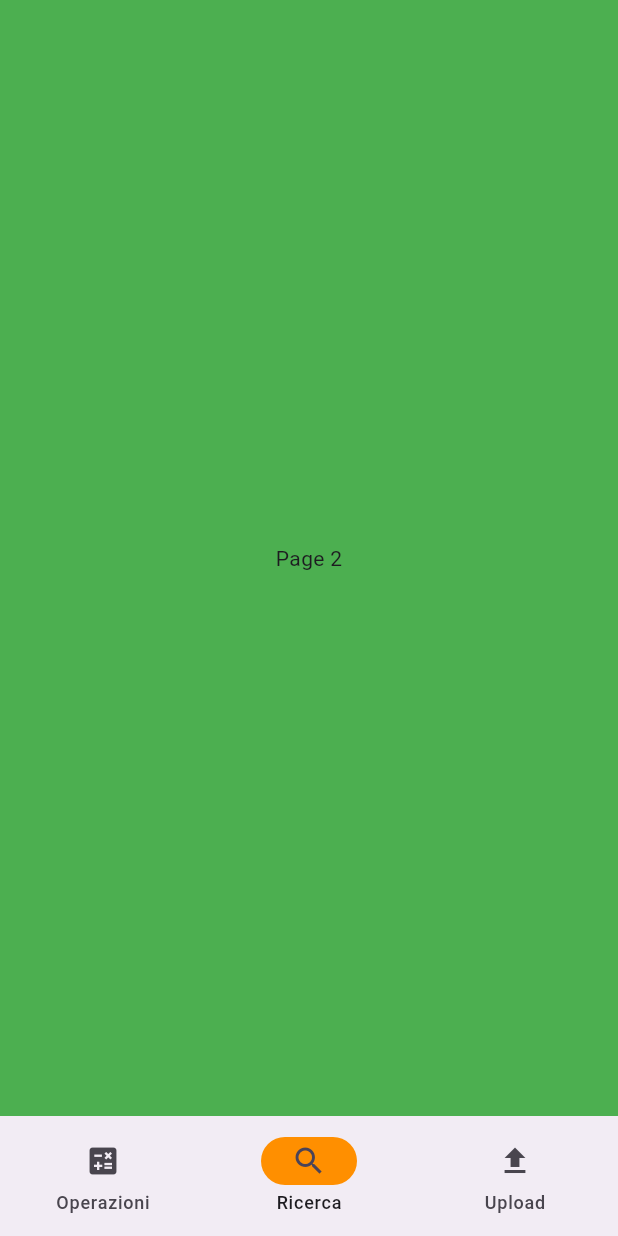
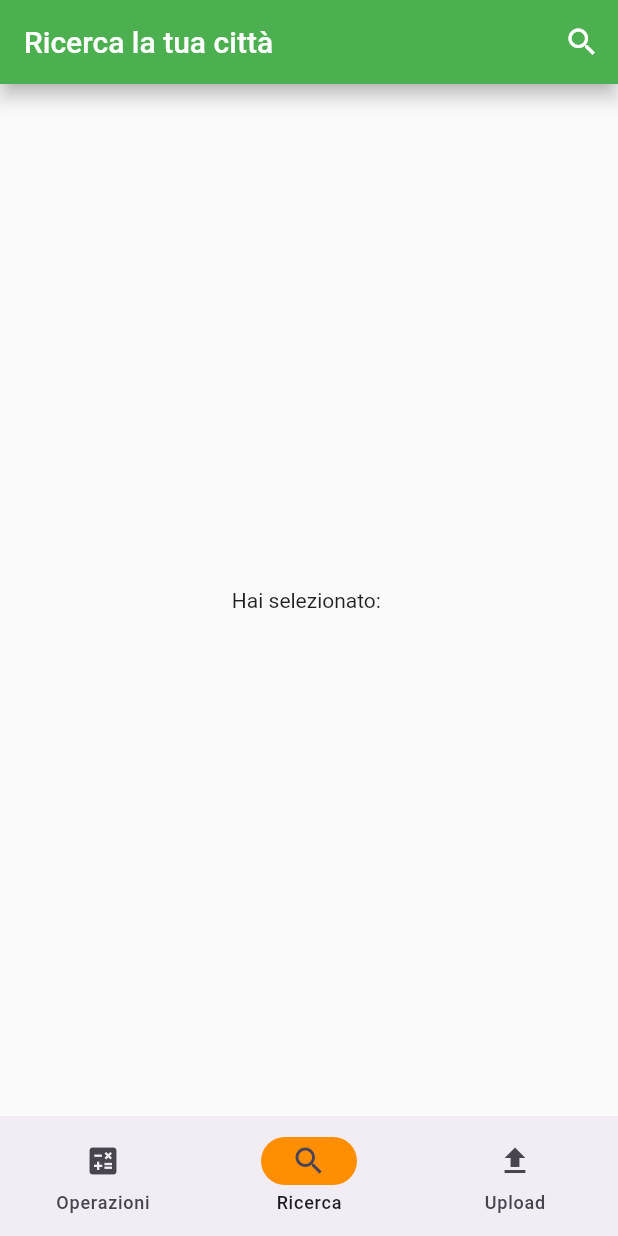
Before and after one commit to giacomo9801/Flutter_MultiFunction, a Flutter app: the screen it shows after launch, item 2 of the bottom bar chosen, on a phone screen of 412 x 824 dp. Run offline on Flutter 3.47's test engine with Material 2 defaults, Android fonts, the phone set to English and light mode, and no system bars; drawn by our look-alikes of easy_search_bar.

Commit message:
inserita ricerca città e plugin ric

```diff
--- a/lib/main.dart
+++ b/lib/main.dart
@@ -1,6 +1,7 @@
 import 'package:flutter/material.dart';
 import 'package:functions/operazioni/calcolatrice.dart';
 import 'package:functions/operazioni/percentuale.dart';
+import 'package:functions/ricerca/ricerca.dart';
 
 void main() {
   runApp(const MyApp());
@@ -24,6 +25,7 @@ class MyApp extends StatelessWidget {
             const Calcolatrice(),
         '../lib/operazioni/percentuale': (BuildContext context) =>
             const Percentuale(),
+        '../lib/ricerca/ricerca': (BuildContext context) => const Ricerca(),
       },
     );
   }
@@ -147,7 +149,7 @@ class _MyHomePageState extends State<MyHomePage> {
         Container(
           color: Colors.green,
           alignment: Alignment.center,
-          child: const Text('Page 2'),
+          child: const Ricerca(),
         ),
         Container(
           color: Colors.blue,
--- /dev/null
+++ b/lib/ricerca/ricerca.dart
@@ -0,0 +1,50 @@
+import 'package:flutter/material.dart';
+import 'package:easy_search_bar/easy_search_bar.dart';
+
+class Ricerca extends StatefulWidget {
+  const Ricerca({super.key});
+
+  @override
+  State createState() => _RicercaState();
+}
+
+class _RicercaState extends State<Ricerca> {
+  String valorecercato = '';
+  final List<String> paesi = [
+    'Bari',
+    'Barletta',
+    'Bologna',
+    'Cagliari',
+    'Catania',
+    'Firenze',
+    'Genova',
+    'Milano',
+    'Modena',
+    'Napoli',
+    'Palermo',
+    'Parma',
+    'Reggio Calabria',
+    'Riccione',
+    'Rimini',
+    'Torino',
+    'Trieste',
+    'Venezia',
+    'Verona',
+  ];
+
+  @override
+  Widget build(BuildContext context) {
+    return MaterialApp(
+        title: 'Ricerca',
+        theme: ThemeData(primarySwatch: Colors.green),
+        home: Scaffold(
+            appBar: EasySearchBar(
+                title: const Text(
+                  'Ricerca la tua città',
+                  textAlign: TextAlign.center,
+                ),
+                onSearch: (value) => setState(() => valorecercato = value),
+                suggestions: paesi),
+            body: Center(child: Text('Hai selezionato: $valorecercato'))));
+  }
+}
```
Also changed, not shown: pubspec.yaml (+3 -4 lines), pubspec.lock.
